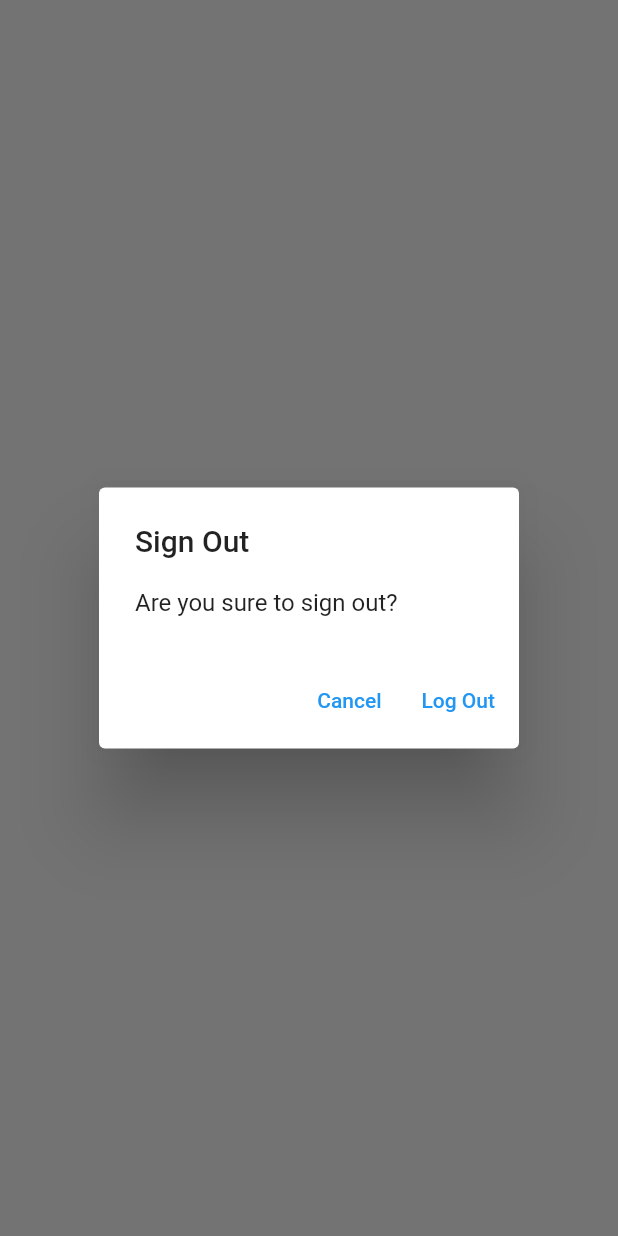
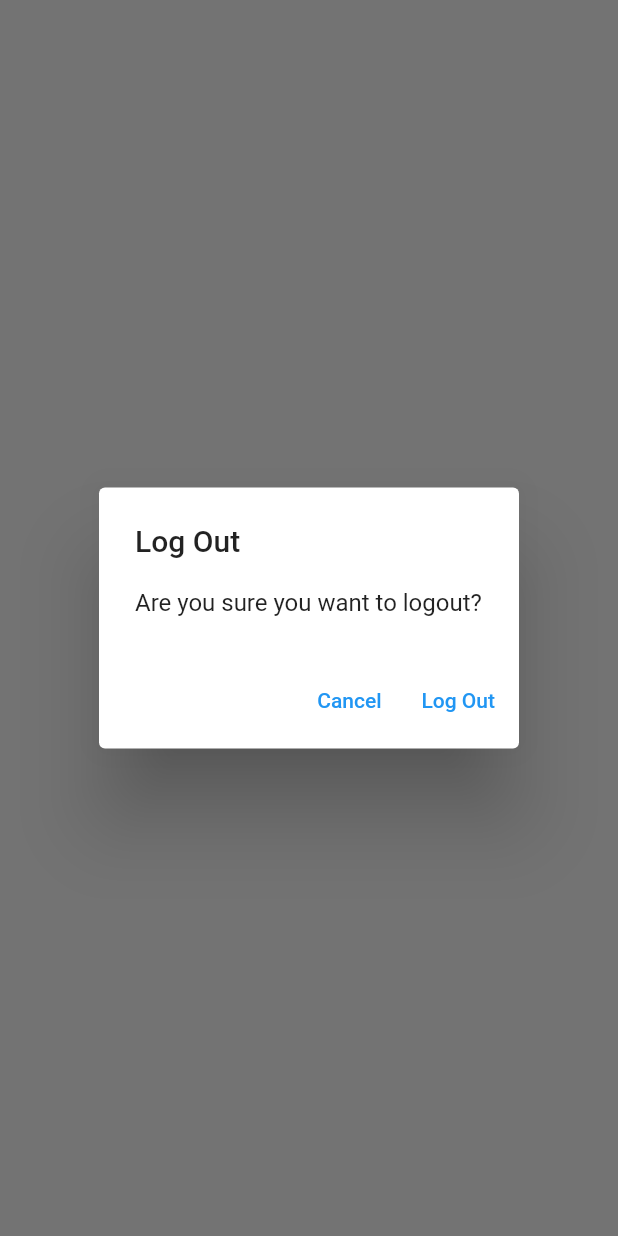
Before and after one commit to andimin182/Flutter-notes-app, a Flutter app: what showLogoutDialog() shows on an empty page, opened directly, on a phone screen of 412 x 824 dp. Run offline on Flutter 3.47's test engine with Material 2 defaults, Android fonts, the phone set to English and light mode, and no system bars; our stand-ins replace firebase_auth, firebase_core, sqflite; accounts and stored records are empty; network calls fail.

```diff
--- a/lib/main.dart
+++ b/lib/main.dart
@@ -3,7 +3,7 @@ import 'package:notes2/constants/routes.dart';
 import 'package:notes2/services/auth/auth_service.dart';
 import 'package:notes2/views/email_verification.dart';
 import 'package:notes2/views/login.dart';
-import 'package:notes2/views/notes/notes_page.dart';
+import 'package:notes2/views/notes/notes_view.dart';
 import 'package:notes2/views/register.dart';
 
 import 'views/notes/new_note_view.dart';
--- /dev/null
+++ b/lib/utilities/dialog/generic_dialog.dart
@@ -0,0 +1,36 @@
+import 'package:flutter/material.dart';
+
+typedef DialogOptionBuilder<T> = Map<String, T?> Function();
+
+// <T> is a generic optional value
+Future<T?> showGenericDialog<T>({
+  required BuildContext context,
+  required String title,
+  required String content,
+  required DialogOptionBuilder optionsBuilder,
+}) {
+  final options = optionsBuilder();
+  return showDialog<T>(
+      context: context,
+      builder: (context) {
+        return AlertDialog(
+          title: Text(title),
+          content: Text(content),
+          actions: options.keys.map(
+            (optionTitle) {
+              final T value = options[optionTitle];
+              return TextButton(
+                onPressed: () {
+                  if (value != null) {
+                    Navigator.of(context).pop(value);
+                  } else {
+                    Navigator.of(context).pop();
+                  }
+                },
+                child: Text(optionTitle),
+              );
+            },
+          ).toList(),
+        );
+      });
+}
--- /dev/null
+++ b/lib/utilities/dialog/logout_dialog.dart
@@ -0,0 +1,16 @@
+import 'package:flutter/material.dart';
+import 'package:notes2/utilities/dialog/generic_dialog.dart';
+
+Future<bool> showLogoutDialog(BuildContext context) {
+  return showGenericDialog<bool>(
+    context: context,
+    title: 'Log Out',
+    content: 'Are you sure you want to logout?',
+    optionsBuilder: () => {
+      'Cancel': false,
+      'Log Out': true,
+    },
+  ).then(
+    (value) => value ?? false,
+  );
+}
--- a/lib/utilities/show_logout_error.dart
+++ /dev/null
@@ -1,27 +0,0 @@
-import 'package:flutter/material.dart';
-
-Future<bool> showLogoutDialog(BuildContext context) {
-  return showDialog<bool>(
-    context: context,
-    builder: (context) {
-      return AlertDialog(
-        title: const Text('Sign Out'),
-        content: const Text('Are you sure to sign out?'),
-        actions: [
-          TextButton(
-            onPressed: () {
-              Navigator.of(context).pop(false);
-            },
-            child: const Text('Cancel'),
-          ),
-          TextButton(
-            onPressed: () {
-              Navigator.of(context).pop(true);
-            },
-            child: const Text('Log Out'),
-          )
-        ],
-      );
-    },
-  ).then((value) => value ?? false);
-}
--- a/lib/views/login.dart
+++ b/lib/views/login.dart
@@ -2,7 +2,8 @@ import 'package:flutter/material.dart';
 import 'package:notes2/constants/routes.dart';
 import 'package:notes2/services/auth/auth_exceptions.dart';
 import 'package:notes2/services/auth/auth_service.dart';
-import 'package:notes2/utilities/show_error_dialog.dart';
+
+import '../utilities/dialog/error_dialog.dart';
 
 class LoginPage extends StatefulWidget {
   const LoginPage({Key? key}) : super(key: key);
--- a/lib/views/register.dart
+++ b/lib/views/register.dart
@@ -2,7 +2,8 @@ import 'package:flutter/material.dart';
 import 'package:notes2/constants/routes.dart';
 import 'package:notes2/services/auth/auth_exceptions.dart';
 import 'package:notes2/services/auth/auth_service.dart';
-import 'package:notes2/utilities/show_error_dialog.dart';
+
+import '../utilities/dialog/error_dialog.dart';
 
 class RegisterPage extends StatefulWidget {
   const RegisterPage({Key? key}) : super(key: key);
```
Also changed, not shown: lib/utilities/dialog/delete_dialog.dart (added, +16 -0 lines), lib/utilities/dialog/error_dialog.dart (added, +13 -0 lines), lib/utilities/show_error_dialog.dart (deleted, +0 -24 lines), lib/views/notes/notes_list_view.dart (added, +42 -0 lines), lib/views/notes/notes_view.dart (renamed from lib/views/notes/notes_page.dart, +6 -17 lines).
